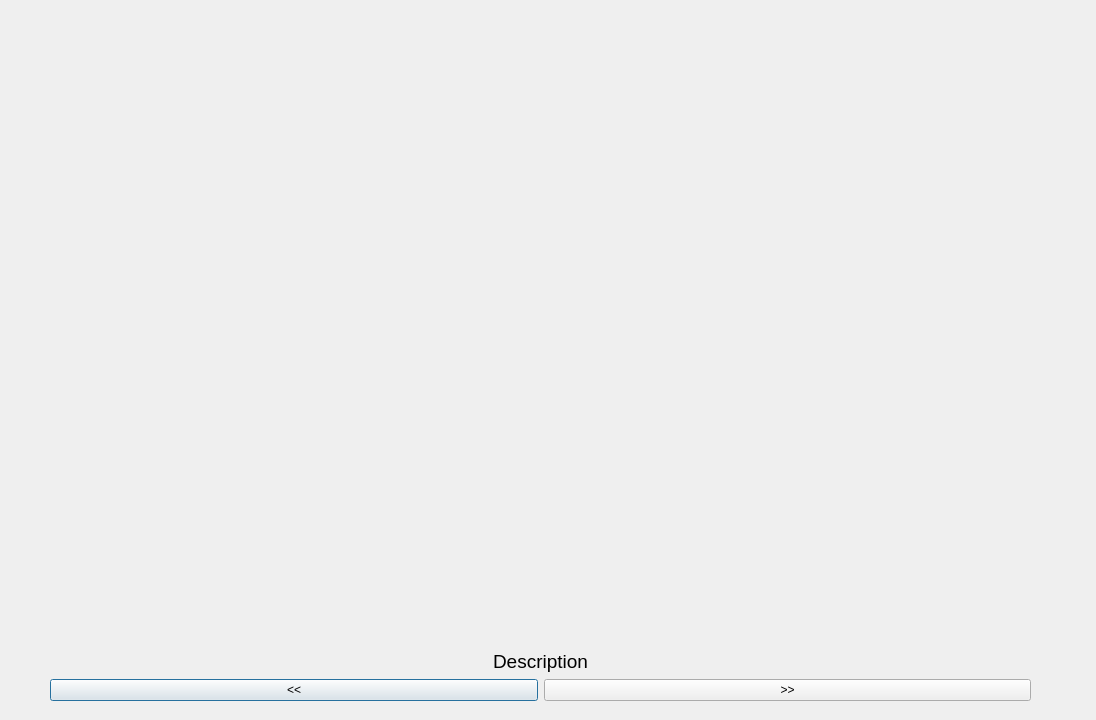
Old version of the form ruleswindow.ui in the repository M-Bell/Raccoon.
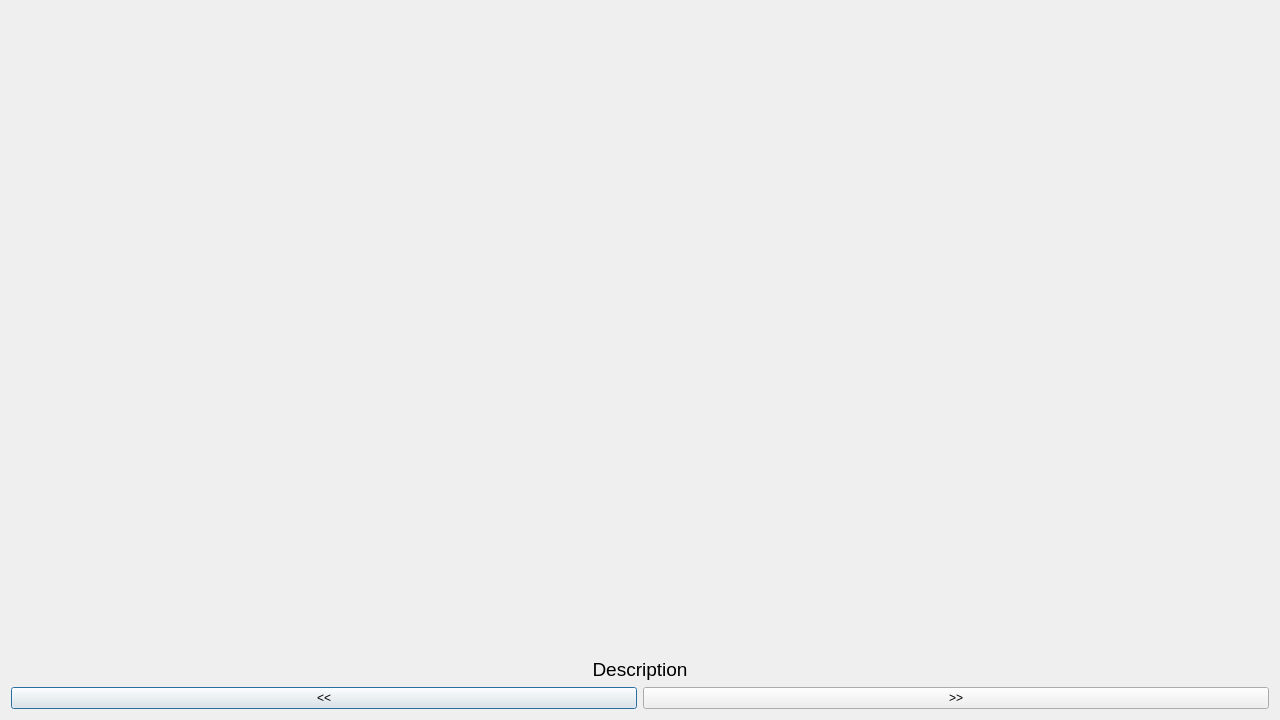
New version of the form.

Diff of the .ui file:
```diff
--- a/ruleswindow.ui
+++ b/ruleswindow.ui
@@ -6,22 +6,27 @@
    <rect>
     <x>0</x>
     <y>0</y>
-    <width>1096</width>
+    <width>1280</width>
     <height>720</height>
    </rect>
   </property>
+  <property name="minimumSize">
+   <size>
+    <width>1280</width>
+    <height>720</height>
+   </size>
+  </property>
+  <property name="maximumSize">
+   <size>
+    <width>1280</width>
+    <height>720</height>
+   </size>
+  </property>
   <property name="windowTitle">
    <string>Dialog</string>
   </property>
-  <widget class="QWidget" name="gridLayoutWidget">
-   <property name="geometry">
-    <rect>
-     <x>50</x>
-     <y>0</y>
-     <width>981</width>
-     <height>701</height>
-    </rect>
-   </property>
+  <layout class="QGridLayout" name="gridLayout_2">
+   <item row="0" column="0">
    <layout class="QGridLayout" name="gridLayout">
     <item row="3" column="0">
      <widget class="QPushButton" name="back">
@@ -81,7 +86,8 @@
      </widget>
     </item>
    </layout>
-  </widget>
+   </item>
+  </layout>
  </widget>
  <resources/>
  <connections/>
```
Lines whose indentation alone changed are shown as unchanged.
